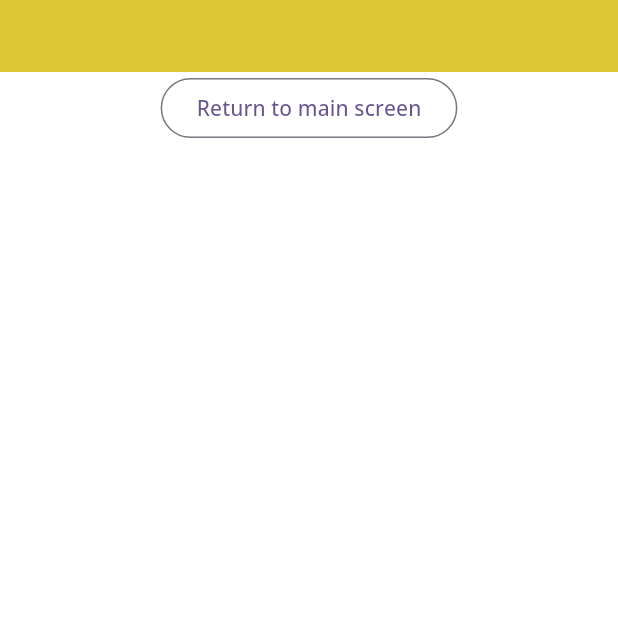
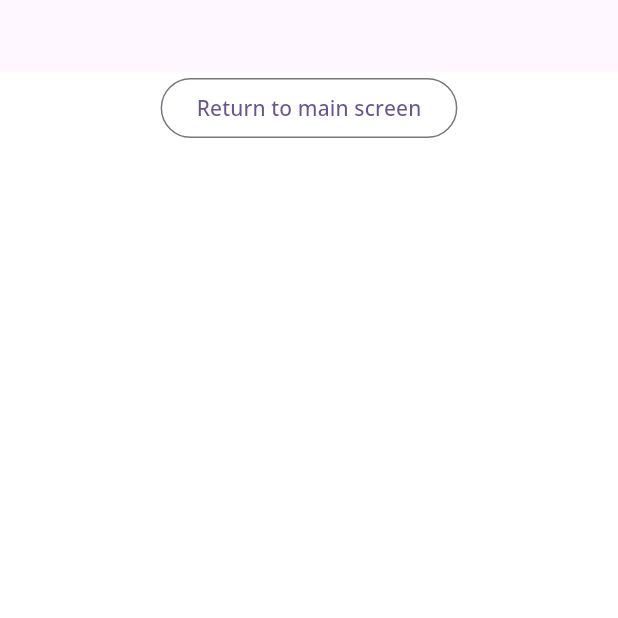
Before and after one commit to BrunaScauri/test-olliefy, a Flutter app: the RegisterModal screen opened directly, on a phone screen of 412 x 824 dp, the top half of it. Run offline on Flutter 3.47's test engine with Material 3 defaults, Android fonts, the phone set to English and light mode, and no system bars; our stand-ins replace flutter_svg, google_fonts; statements that could not run were skipped.

Commit message:
feat: edit color sheet

```diff
--- a/lib/utils/colors.dart
+++ b/lib/utils/colors.dart
@@ -6,7 +6,11 @@
   static const Color mobileSearchColor = Color.fromRGBO(38, 38, 38, 1);
   static const Color blueColor = Color.fromRGBO(0, 149, 246, 1);
   static const Color primaryColor = Color.fromRGBO(236, 212, 68, 1);
-  static const Color primaryGold = Color.fromRGBO(222, 199, 55, 1);
+  static const Color primaryGold60 = Color.fromRGBO(222, 199, 55, 1);
+  static const Color primaryGold40 = Color.fromRGBO(229, 210, 95, 1);
+  static const Color primaryGold20 = Color.fromRGBO(242, 159, 44, 1);
+  static const Color primaryGold20Stepper = Color.fromRGBO(242, 233, 175, 1);
+  static const Color primaryGold10 = Color.fromRGBO(248, 244, 215, 1);
   static const Color white = Color.fromRGBO(255, 255, 255, 1);
   static const Color black = Colors.black;
   static const Color secondaryColor = Colors.grey;
```
